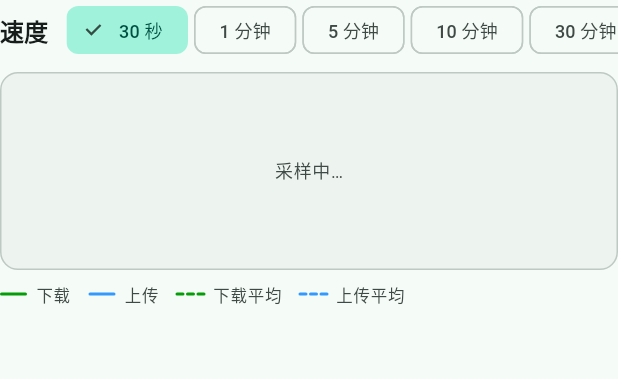
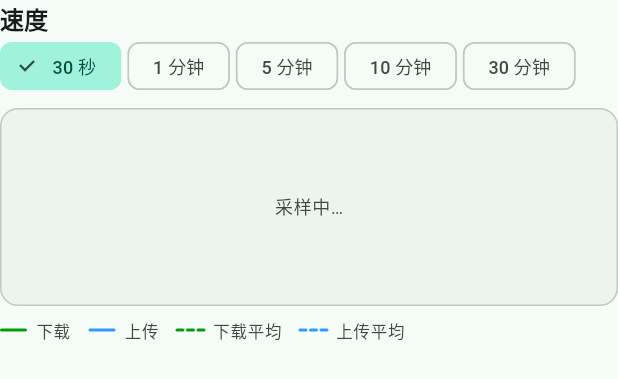
Before and after one commit to scatl/qBPanel, a Flutter app: the TorrentSpeedChart widget shown alone on an empty page, opened directly with empty values, on a phone screen of 412 x 824 dp. Shown: the top 379 px of the screen. Run offline on Flutter 3.47's test engine with Material 3 defaults, Android fonts, the phone set to English and light mode, and no system bars; drawn by our look-alikes of dynamic_color; our stand-ins replace dio, drift, drift_flutter, easy_refresh, file_picker, flutter_riverpod and 5 more; missing offline and left inert: flex_color_picker, receive_intent, uri_content; accounts and stored records are empty; generated files the repository leaves out were written again; project files that could hold a hidden picture were left out.

Commit message:
Move speed chart period chips below the title.
Give the period selector its own row so chips have more room and do not squeeze the section title.

Co-authored-by: Cursor <cursoragent@cursor.com>

```diff
--- a/lib/detail/general/speed/torrent_speed_chart.dart
+++ b/lib/detail/general/speed/torrent_speed_chart.dart
@@ -36,18 +36,13 @@ class TorrentSpeedChart extends ConsumerWidget {
     return Column(
       crossAxisAlignment: CrossAxisAlignment.stretch,
       children: [
-        Row(
-          children: [
-            Text(
-              '速度',
-              style: textTheme.titleMedium?.copyWith(
-                fontWeight: FontWeight.w600,
-              ),
-            ),
-            const SizedBox(width: 12),
-            Expanded(child: _PeriodSelector(selected: historyUi.period)),
-          ],
+        Text(
+          '速度',
+          style: textTheme.titleMedium?.copyWith(
+            fontWeight: FontWeight.w600,
+          ),
         ),
+        _PeriodSelector(selected: historyUi.period),
         const SizedBox(height: 8),
         Container(
           height: 132,
```
